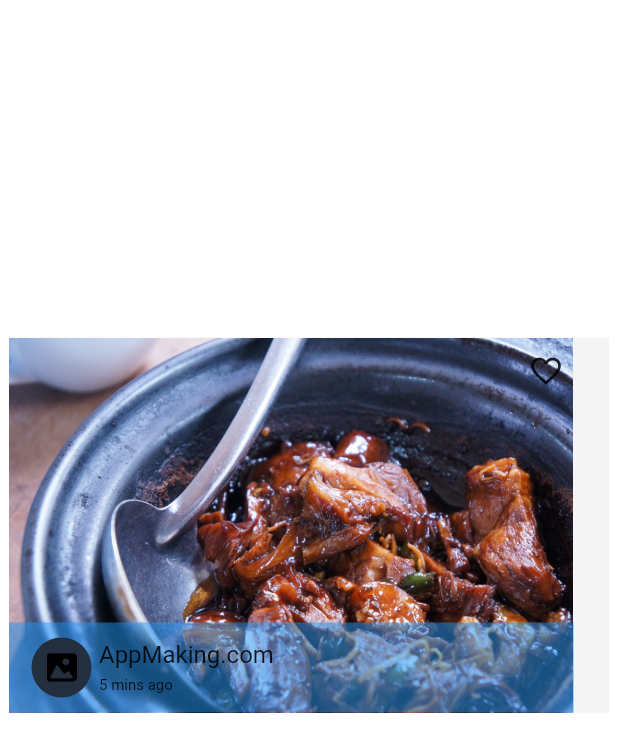
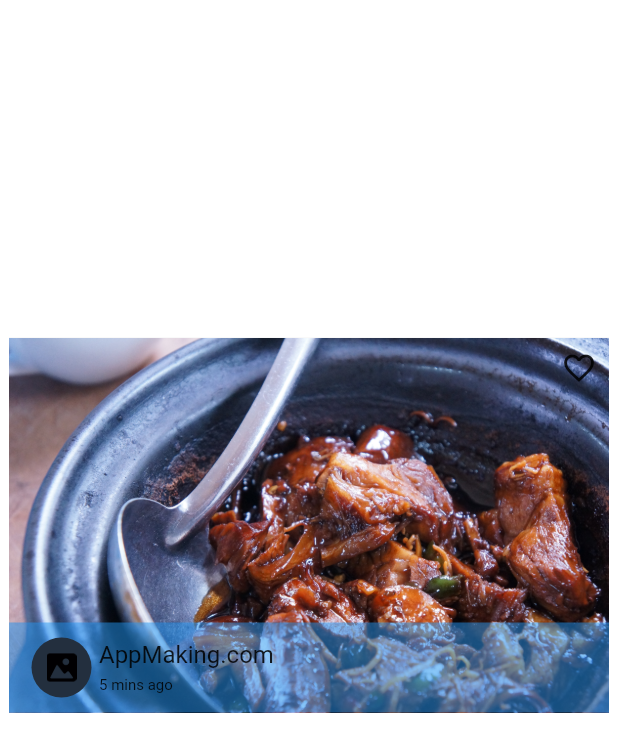
Before and after one commit to CesarPerez-Ksquare/UI_designTask, a Flutter app: the Practice17 screen opened directly, on a phone screen of 412 x 824 dp. Shown: the top 752 px of the screen. Run offline on Flutter 3.47's test engine with Material 2 defaults, Android fonts, the phone set to English and light mode, and no system bars.

Commit message:
UI Design

```diff
--- a/ui_design/lib/main.dart
+++ b/ui_design/lib/main.dart
@@ -1,5 +1,4 @@
 import 'package:flutter/material.dart';
-import 'package:ui_design/screens/practice_17.dart';
 import 'package:ui_design/screens/practice_22.dart';
 
 void main() {
@@ -15,7 +14,7 @@ class MyApp extends StatelessWidget {
     return MaterialApp(
       debugShowCheckedModeBanner: false,
       title: 'UI - Design Task',
-      home: const Practice17(),
+      home: const Practice22(),
     );
   }
 }
--- a/ui_design/lib/screens/practice_17.dart
+++ b/ui_design/lib/screens/practice_17.dart
@@ -17,17 +17,24 @@ class Practice17 extends StatelessWidget {
               width: 400,
               color: const Color(0xFFf4f4f4),
               child: Stack(children: [
-                Image.asset('images/food.jpg'),
-                const Positioned(
-                  top: 10,
-                  right: 30,
-                  child: Icon(Icons.favorite_border),
+                Image.asset(
+                  'images/food.jpg',
+                  height: 250,
+                  width: 400,
+                  fit: BoxFit.cover,
+                ),
+                const Align(
+                  alignment: Alignment.topRight,
+                  child: Padding(
+                    padding: EdgeInsets.all(8.0),
+                    child: Icon(Icons.favorite_border),
+                  ),
                 ),
                 Align(
                   alignment: Alignment.bottomLeft,
                   child: Container(
                     height: 60,
-                    width: 376.5,
+                    width: double.infinity,
                     color: Colors.blue.withOpacity(0.5),
                     child: Row(
                         crossAxisAlignment: CrossAxisAlignment.center,
--- a/ui_design/lib/screens/practice_22.dart
+++ b/ui_design/lib/screens/practice_22.dart
@@ -6,7 +6,9 @@ class Practice22 extends StatelessWidget {
   @override
   Widget build(BuildContext context) {
     return Scaffold(
-        appBar: AppBar(),
+        appBar: AppBar(
+          backgroundColor: Color(0xFF1877f2),
+        ),
         backgroundColor: Colors.white,
         body: ListView(children: [
           Padding(
```
Also changed, not shown: ui_design/lib/screens/practice_23.dart (added, +84 -0 lines), 3 other files.
